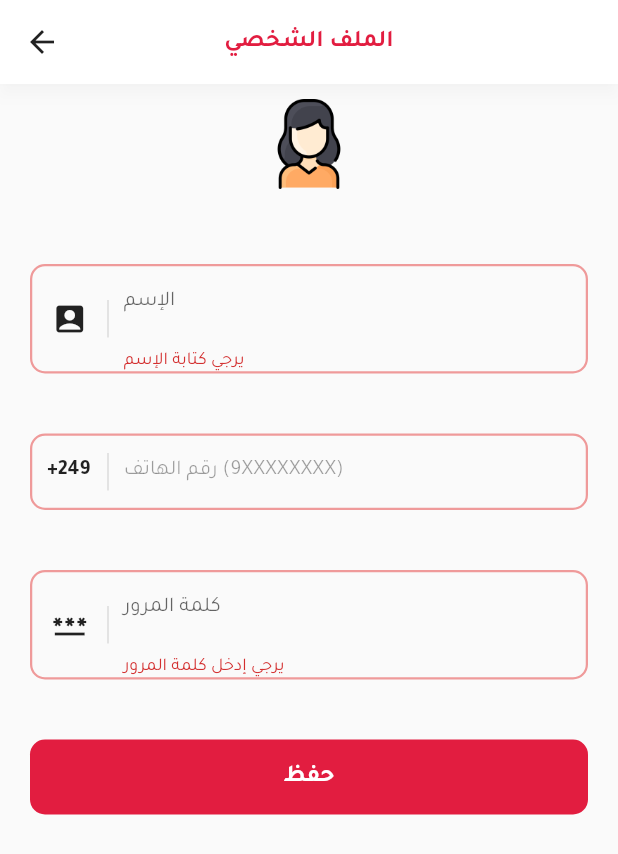
After one commit to mohmedahmed11/shooping-store-app, a Flutter app: the UserProfile screen opened directly, after a tap on "حفظ", on a phone screen of 412 x 824 dp. The commit adds this screen. Shown: the top 854 px of the screen. Run offline on Flutter 3.47's test engine with Material 2 defaults, Android fonts, the light colour scheme and no system bars; our stand-ins replace bloc, dio, flutter_bloc, flutter_image_slideshow, flutter_offline, fluttertoast and 3 more; missing offline and left inert: audiofileplayer, flutter_vibrate; accounts and stored records are empty; network calls fail.

Commit message:
finishing user auth pages

```diff
--- a/lib/Data/Models/User.dart
+++ b/lib/Data/Models/User.dart
@@ -2,17 +2,18 @@ class User {
   final int id;
   final String name;
   final String phone;
-  User({
-    required this.id,
-    required this.name,
-    required this.phone,
-  });
+  final String password;
+  User(
+      {required this.id,
+      required this.name,
+      required this.phone,
+      required this.password});
 
   factory User.fromJson(Map<String, dynamic> json) {
     return User(
-      id: json['id'],
-      name: json['name'],
-      phone: json['phone'],
-    );
+        id: json['id'],
+        name: json['name'],
+        phone: json['phone'],
+        password: json['password']);
   }
 }
--- a/lib/Data/Repositories/login_repository.dart
+++ /dev/null
@@ -1,17 +0,0 @@
-import 'package:marka_app/Data/Api/API_Repository.dart';
-import 'package:marka_app/constants.dart';
-
-class LoginRepository {
-  final APIRepository apiRepository;
-
-  LoginRepository(this.apiRepository);
-
-  Future<ApiResponse<dynamic>> login(dynamic data) async {
-    final responce = await apiRepository.post('$baseUrlApi/login', data);
-    if (responce.status == Status.completed) {
-      return responce;
-    } else {
-      return ApiResponse.error(responce.message);
-    }
-  }
-}
--- a/lib/Views/Screens/IntroPages/intro_first_page.dart
+++ b/lib/Views/Screens/IntroPages/intro_first_page.dart
@@ -1,7 +1,7 @@
 import 'package:flutter/material.dart';
 import 'package:flutter_bloc/flutter_bloc.dart';
 import 'package:marka_app/Data/Api/API_Repository.dart';
-import 'package:marka_app/Data/Repositories/login_repository.dart';
+import 'package:marka_app/Data/Repositories/auth_repository.dart';
 import 'package:marka_app/blocs/Login/login_cubit.dart';
 import 'intro_scound_page.dart';
 import '../Auth/login_page.dart';
@@ -37,7 +37,7 @@ class IntroFirstPage extends StatelessWidget {
                       MaterialPageRoute(
                         builder: (context) => BlocProvider(
                           create: (context) => LoginCubit(
-                            LoginRepository(APIRepository()),
+                            AuthRepository(APIRepository()),
                           ),
                           child: const LoginPage(),
                         ),
--- a/lib/Views/Screens/IntroPages/intro_scound_page.dart
+++ b/lib/Views/Screens/IntroPages/intro_scound_page.dart
@@ -1,7 +1,7 @@
 import 'package:flutter/material.dart';
 import 'package:flutter_bloc/flutter_bloc.dart';
 import 'package:marka_app/Data/Api/API_Repository.dart';
-import 'package:marka_app/Data/Repositories/login_repository.dart';
+import 'package:marka_app/Data/Repositories/auth_repository.dart';
 import 'package:marka_app/blocs/Login/login_cubit.dart';
 import 'intro_third_page.dart';
 import '../Auth/login_page.dart';
@@ -37,7 +37,7 @@ class IntroScoundPage extends StatelessWidget {
                       MaterialPageRoute(
                         builder: (context) => BlocProvider(
                           create: (context) => LoginCubit(
-                            LoginRepository(APIRepository()),
+                            AuthRepository(APIRepository()),
                           ),
                           child: const LoginPage(),
                         ),
--- a/lib/Views/Screens/IntroPages/intro_third_page.dart
+++ b/lib/Views/Screens/IntroPages/intro_third_page.dart
@@ -1,7 +1,7 @@
 import 'package:flutter/material.dart';
 import 'package:flutter_bloc/flutter_bloc.dart';
 import 'package:marka_app/Data/Api/API_Repository.dart';
-import 'package:marka_app/Data/Repositories/login_repository.dart';
+import 'package:marka_app/Data/Repositories/auth_repository.dart';
 import 'package:marka_app/blocs/Login/login_cubit.dart';
 import 'package:marka_app/constants.dart';
 
@@ -37,7 +37,7 @@ class IntroThirdPage extends StatelessWidget {
                       MaterialPageRoute(
                         builder: (context) => BlocProvider(
                           create: (context) => LoginCubit(
-                            LoginRepository(APIRepository()),
+                            AuthRepository(APIRepository()),
                           ),
                           child: const LoginPage(),
                         ),
--- a/lib/Views/Screens/IntroPages/lanch_screen.dart
+++ b/lib/Views/Screens/IntroPages/lanch_screen.dart
@@ -5,7 +5,7 @@ import 'dart:async';
 import 'package:flutter/material.dart';
 import 'package:flutter_bloc/flutter_bloc.dart';
 import 'package:marka_app/Data/Api/API_Repository.dart';
-import 'package:marka_app/Data/Repositories/login_repository.dart';
+import 'package:marka_app/Data/Repositories/auth_repository.dart';
 import 'package:marka_app/blocs/Login/login_cubit.dart';
 import 'package:shared_preferences/shared_preferences.dart';
 import '../Home/home_screen.dart';
@@ -57,7 +57,7 @@ class _LaunchScreenState extends State<LaunchScreen> {
                     MaterialPageRoute(
                       builder: (context) => BlocProvider(
                         create: (context) => LoginCubit(
-                          LoginRepository(APIRepository()),
+                          AuthRepository(APIRepository()),
                         ),
                         child: const LoginPage(),
                       ),
--- /dev/null
+++ b/lib/Views/Screens/User/user_profile.dart
@@ -0,0 +1,318 @@
+import 'dart:convert';
+
+import 'package:flutter/material.dart';
+import 'package:flutter_bloc/flutter_bloc.dart';
+import 'package:marka_app/Data/Models/User.dart';
+import 'package:marka_app/Views/widgets/tosts.dart';
+import 'package:marka_app/blocs/Login/login_cubit.dart';
+import 'package:marka_app/blocs/User/user_cubit.dart';
+import 'package:marka_app/constants.dart';
+import 'package:shared_preferences/shared_preferences.dart';
+
+class UserProfile extends StatefulWidget {
+  const UserProfile({Key? key}) : super(key: key);
+
+  @override
+  State<UserProfile> createState() => _UserProfileState();
+}
+
+class _UserProfileState extends State<UserProfile> {
+  late TextEditingController nameTextController = TextEditingController();
+  late TextEditingController passwordTextcontroller = TextEditingController();
+  late String name;
+  late String password;
+  final formKey = GlobalKey<FormState>();
+  late TextEditingController phoneTextcontroller = TextEditingController();
+  late SharedPreferences prefs;
+  var userId = 0;
+
+  late User user;
+
+  @override
+  void initState() {
+    super.initState();
+    user = User(id: 0, name: "", phone: "", password: "");
+    _setPref();
+  }
+
+  _setPref() async {
+    prefs = await SharedPreferences.getInstance();
+    if (prefs.getBool("isLoggedIn") == true) {
+      if (mounted) {
+        setState(() {
+          userId = prefs.getInt("userId")!;
+        });
+        BlocProvider.of<UserCubit>(context).getUser(userId);
+      }
+    }
+  }
+
+  _loginActionBtn(BuildContext context) {
+    return BlocBuilder<UserCubit, UserState>(
+      builder: (context, state) {
+        if (state is UserUpdated) {
+          //
+          WidgetsBinding.instance!.addPostFrameCallback((_) {
+            // Your Code Here
+            BlocProvider.of<UserCubit>(context).emit(UserInitial());
+            showTosta(context, Icons.error, Colors.greenAccent, "تم الحفظ");
+          });
+        } else if (state is UserLoging) {
+          return Container(
+            padding: const EdgeInsets.all(10),
+            decoration: BoxDecoration(
+              color: primaryColor,
+              borderRadius: BorderRadius.circular(10),
+            ),
+            height: 30,
+            width: 30,
+            child: const Center(
+              child: CircularProgressIndicator(
+                color: Colors.white,
+                strokeWidth: 2,
+              ),
+            ),
+          );
+        } else if (state is UserFailToUpdate) {
+          WidgetsBinding.instance!.addPostFrameCallback((_) {
+            // Your Code Here
+            BlocProvider.of<UserCubit>(context).emit(UserInitial());
+            showTosta(context, Icons.error, Colors.redAccent, (state).message);
+          });
+        }
+
+        return GestureDetector(
+          onTap: () {
+            _loginSubmitAction();
+          },
+          child: Container(
+            decoration: BoxDecoration(
+              color: primaryColor,
+              borderRadius: BorderRadius.circular(10),
+            ),
+            height: 50,
+            child: const Center(
+              child: Text(
+                "حفظ",
+                style: TextStyle(
+                    color: Colors.white,
+                    fontSize: 16,
+                    fontWeight: FontWeight.w600),
+              ),
+            ),
+          ),
+        );
+      },
+    );
+  }
+
+  _loginSubmitAction() async {
+    if (formKey.currentState!.validate()) {
+      formKey.currentState!.save();
+      var requestString =
+          '{"name": "$name","password": "$password", "id": $userId }';
+
+      var request = jsonDecode(requestString);
+      // print(request);
+      BlocProvider.of<UserCubit>(context).updateUserInfo(request);
+    }
+  }
+
+  @override
+  Widget build(BuildContext context) {
+    return BlocBuilder<UserCubit, UserState>(
+      builder: (context, state) {
+        if (state is UserLoaded) {
+          // setState(() {
+          user = (state).user;
+          nameTextController.text = user.name;
+          phoneTextcontroller.text = user.phone;
+          passwordTextcontroller.text = user.password;
+          // });
+        }
+        return Scaffold(
+          appBar: AppBar(
+            title: const Text(
+              "الملف الشخصي",
+              style: TextStyle(
+                  color: primaryColor,
+                  fontSize: 16,
+                  fontWeight: FontWeight.w600),
+            ),
+          ),
+          body: Listener(
+            onPointerDown: (PointerDownEvent event) =>
+                FocusManager.instance.primaryFocus?.unfocus(),
+            child: SafeArea(
+              child: Form(
+                key: formKey,
+                child: SingleChildScrollView(
+                  child: Column(
+                    children: [
+                      Container(
+                        width: double.infinity,
+                        height: 80,
+                        // color: primaryColor,
+                        padding: const EdgeInsets.symmetric(
+                            horizontal: 20, vertical: 10),
+                        child: Image.asset(
+                          "images/user.png",
+                          width: 50,
+                          height: 50,
+                        ),
+                      ),
+                      const SizedBox(
+                        height: 20,
+                      ),
+                      Padding(
+                        padding: const EdgeInsets.all(20.0),
+                        child: Container(
+                          // height: 50,
+                          width: double.infinity,
+                          padding: const EdgeInsets.symmetric(horizontal: 10),
+                          decoration: BoxDecoration(
+                              borderRadius: BorderRadius.circular(10),
+                              border: Border.all(
+                                  color: Colors.red.shade200, width: 1.5)),
+                          child: Row(
+                            children: [
+                              const SizedBox(
+                                width: 30,
+                                child: Icon(Icons.account_box),
+                              ),
+                              Container(
+                                width: 1,
+                                height: 25,
+                                margin:
+                                    const EdgeInsets.symmetric(horizontal: 10),
+                                color: Colors.black12,
+                              ),
+                              Expanded(
+                                child: TextFormField(
+                                    controller: nameTextController,
+                                    // textAlign: TextAlign.center,
+                                    keyboardType: TextInputType.text,
+                                    obscureText: false,
+                                    // initialValue: user.name,
+                                    validator: (val) => val!.isEmpty
+                                        ? "يرجي كتابة الإسم"
+                                        : null,
+                                    decoration: const InputDecoration(
+                                      hintText: "الإسم",
+                                      border: InputBorder.none,
+                                    ),
+                                    style: const TextStyle(fontSize: 14),
+                                    onSaved: (val) => {name = val!}),
+                              ),
+                            ],
+                          ),
+                        ),
+                      ),
+                      Padding(
+                        padding: const EdgeInsets.all(20.0),
+                        child: Container(
+                          // height: 50,
+                          width: double.infinity,
+                          padding: const EdgeInsets.symmetric(horizontal: 10),
+                          decoration: BoxDecoration(
+                              borderRadius: BorderRadius.circular(10),
+                              border: Border.all(
+                                  color: Colors.red.shade200, width: 1.5)),
+                          child: Row(
+                            children: [
+                              const SizedBox(
+                                width: 30,
+                                child: Text(
+                                  "+249",
+                                  style: TextStyle(
+                                      fontSize: 14,
+                                      fontWeight: FontWeight.w600),
+                                ),
+                              ),
+                              Container(
+                                width: 1,
+                                height: 25,
+                                margin:
+                                    const EdgeInsets.symmetric(horizontal: 10),
+                                color: Colors.black12,
+                              ),
+                              Expanded(
+                                child: TextFormField(
+                                  controller: phoneTextcontroller,
+                                  // textAlign: TextAlign.center,
+                                  keyboardType: TextInputType.phone,
+                                  obscureText: false,
+                                  enabled: false,
+                                  // initialValue: user.phone,
+                                  decoration: const InputDecoration(
+                                    hintText: "رقم الهاتف (9XXXXXXXX)",
+                                    border: InputBorder.none,
+                                  ),
+                                  style: const TextStyle(fontSize: 14),
+                                  // onSaved: (val) =>
+                                  // {phone = int.parse(val!)}
+                                ),
+                              ),
+                            ],
+                          ),
+                        ),
+                      ),
+                      Padding(
+                        padding: const EdgeInsets.all(20.0),
+                        child: Container(
+                          // height: 50,
+                          width: double.infinity,
+                          padding: const EdgeInsets.symmetric(horizontal: 10),
+                          decoration: BoxDecoration(
+                              borderRadius: BorderRadius.circular(10),
+                              border: Border.all(
+                                  color: Colors.red.shade200, width: 1.5)),
+                          child: Row(
+                            children: [
+                              const SizedBox(
+                                width: 30,
+                                child: Icon(Icons.password),
+                              ),
+                              Container(
+                                width: 1,
+                                height: 25,
+                                margin:
+                                    const EdgeInsets.symmetric(horizontal: 10),
+                                color: Colors.black12,
+                              ),
+                              Expanded(
+                                child: TextFormField(
+                                    controller: passwordTextcontroller,
+                                    // textAlign: TextAlign.center,
+                                    keyboardType: TextInputType.text,
+                                    obscureText: true,
+                                    // initialValue: user.password,
+                                    validator: (val) => val!.isEmpty
+                                        ? "يرجي إدخل كلمة المرور"
+                                        : null,
+                                    decoration: const InputDecoration(
+                                      hintText: "كلمة المرور",
+                                      border: InputBorder.none,
+                                    ),
+                                    style: const TextStyle(fontSize: 14),
+                                    onSaved: (val) => {password = val!}),
+                              ),
+                            ],
+                          ),
+                        ),
+                      ),
+                      Padding(
+                        padding: const EdgeInsets.all(20),
+                        child: _loginActionBtn(context),
+                      ),
+                    ],
+                  ),
+                ),
+              ),
+            ),
+          ),
+        );
+      },
+    );
+  }
+}
--- a/lib/app_router.dart
+++ b/lib/app_router.dart
@@ -3,7 +3,7 @@ import 'package:flutter_bloc/flutter_bloc.dart';
 import 'package:marka_app/Data/Api/API_Repository.dart';
 import 'package:marka_app/Data/Repositories/banner_repository.dart';
 import 'package:marka_app/Data/Repositories/category_repository.dart';
-import 'package:marka_app/Data/Repositories/login_repository.dart';
+import 'package:marka_app/Data/Repositories/auth_repository.dart';
 import 'package:marka_app/Data/Repositories/order_repository.dart';
 import 'package:marka_app/Data/Repositories/product_repository.dart';
 import 'package:marka_app/Views/Screens/Auth/login_page.dart';
@@ -44,7 +44,7 @@ class AppRouter {
         return MaterialPageRoute(
           builder: (context) => BlocProvider(
             create: (context) => LoginCubit(
-              LoginRepository(APIRepository()),
+              AuthRepository(APIRepository()),
             ),
             child: const LoginPage(),
           ),
--- a/lib/blocs/Login/login_cubit.dart
+++ b/lib/blocs/Login/login_cubit.dart
@@ -1,19 +1,19 @@
 import 'package:bloc/bloc.dart';
 import 'package:marka_app/Data/Api/API_Repository.dart';
 import 'package:marka_app/Data/Models/User.dart';
-import 'package:marka_app/Data/Repositories/login_repository.dart';
+import 'package:marka_app/Data/Repositories/auth_repository.dart';
 import 'package:meta/meta.dart';
 
 part 'login_state.dart';
 
 class LoginCubit extends Cubit<LoginState> {
-  final LoginRepository loginRepository;
+  final AuthRepository authRepository;
   late User user;
-  LoginCubit(this.loginRepository) : super(LoginInitial());
+  LoginCubit(this.authRepository) : super(LoginInitial());
 
   login(dynamic requets) {
     emit(LoginLoading());
-    loginRepository.login(requets).then((responce) {
+    authRepository.login(requets).then((responce) {
       if (responce.status == Status.error) {
         emit(LoginFail(responce.message));
         // emit(LoginInitial());
--- /dev/null
+++ b/lib/blocs/User/user_cubit.dart
@@ -0,0 +1,34 @@
+import 'package:bloc/bloc.dart';
+import 'package:marka_app/Data/Api/API_Repository.dart';
+import 'package:marka_app/Data/Models/User.dart';
+import 'package:marka_app/Data/Repositories/auth_repository.dart';
+import 'package:meta/meta.dart';
+
+part 'user_state.dart';
+
+class UserCubit extends Cubit<UserState> {
+  final AuthRepository authRepository;
+  late User user;
+  UserCubit(this.authRepository) : super(UserInitial());
+
+  updateUserInfo(dynamic request) {
+    emit(UserLoging());
+    authRepository.update(request).then((responce) => {
+          if (responce.status == Status.completed)
+            {emit(UserUpdated())}
+          else if (responce.status == Status.error)
+            {emit(UserFailToUpdate("فشل حفظ البيانات"))}
+        });
+  }
+
+  getUser(int id) {
+    authRepository.getUser(id).then((responce) => {
+          if (responce.status == Status.completed)
+            {user = User.fromJson(responce.data), emit(UserLoaded(user))}
+          else if (responce.status == Status.error)
+            {emit(UserFailToUpdate("فشل حفظ البيانات"))}
+        });
+
+    // return user;
+  }
+}
--- /dev/null
+++ b/lib/blocs/User/user_state.dart
@@ -0,0 +1,22 @@
+part of 'user_cubit.dart';
+
+@immutable
+abstract class UserState {}
+
+class UserInitial extends UserState {}
+
+class UserUpdated extends UserState {}
+
+class UserLoging extends UserState {}
+
+class UserLoaded extends UserState {
+  final User user;
+
+  UserLoaded(this.user);
+}
+
+class UserFailToUpdate extends UserState {
+  final String message;
+
+  UserFailToUpdate(this.message);
+}
--- a/pubspec.yaml
+++ b/pubspec.yaml
@@ -79,6 +79,7 @@ flutter:
     - images/cart_add.png
     - images/successful.png
     - images/cart_success.png
+    - images/user.png
   # An image asset can refer to one or more resolution-specific "variants", see
   # https://flutter.dev/assets-and-images/#resolution-aware.
   # For details regarding adding assets from package dependencies, see
```
Also changed, not shown: lib/Data/Api/API_Repository.dart (+17 -0 lines), lib/Data/Repositories/auth_repository.dart (added, +35 -0 lines), lib/Views/Screens/Auth/login_page.dart (+7 -32 lines), lib/Views/Screens/Home/home_screen.dart (+1 -8 lines), lib/Views/Screens/Home/side_menu.dart (+22 -1 lines), lib/Views/widgets/tosts.dart (added, +31 -0 lines), images/user.png (added).
